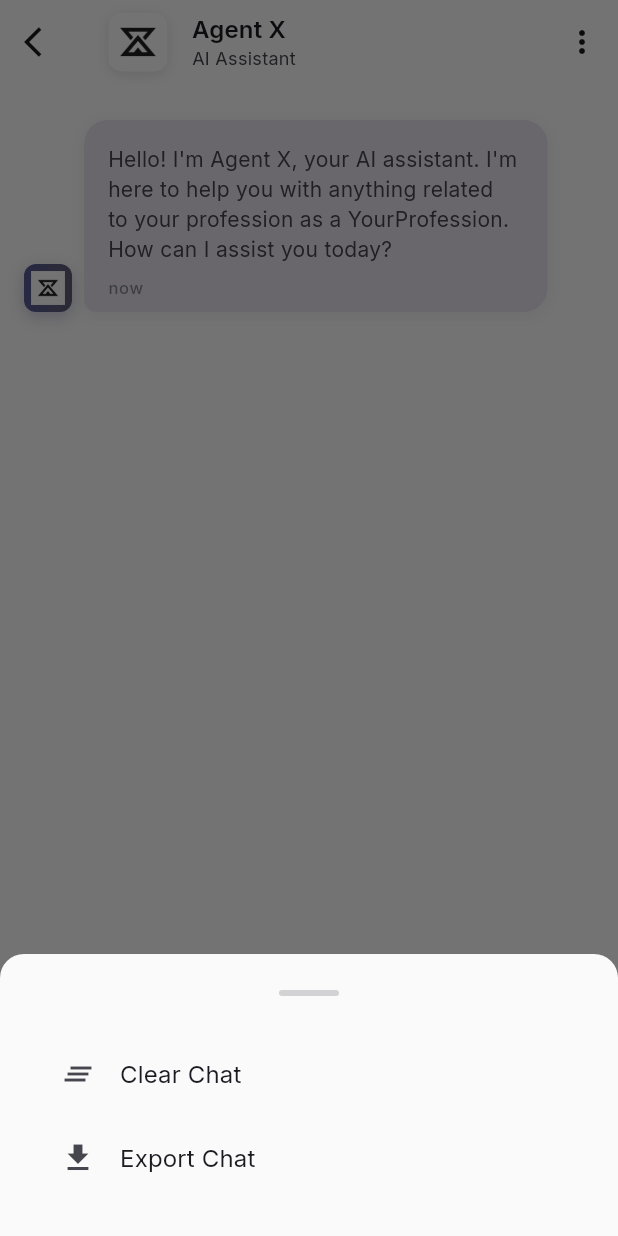
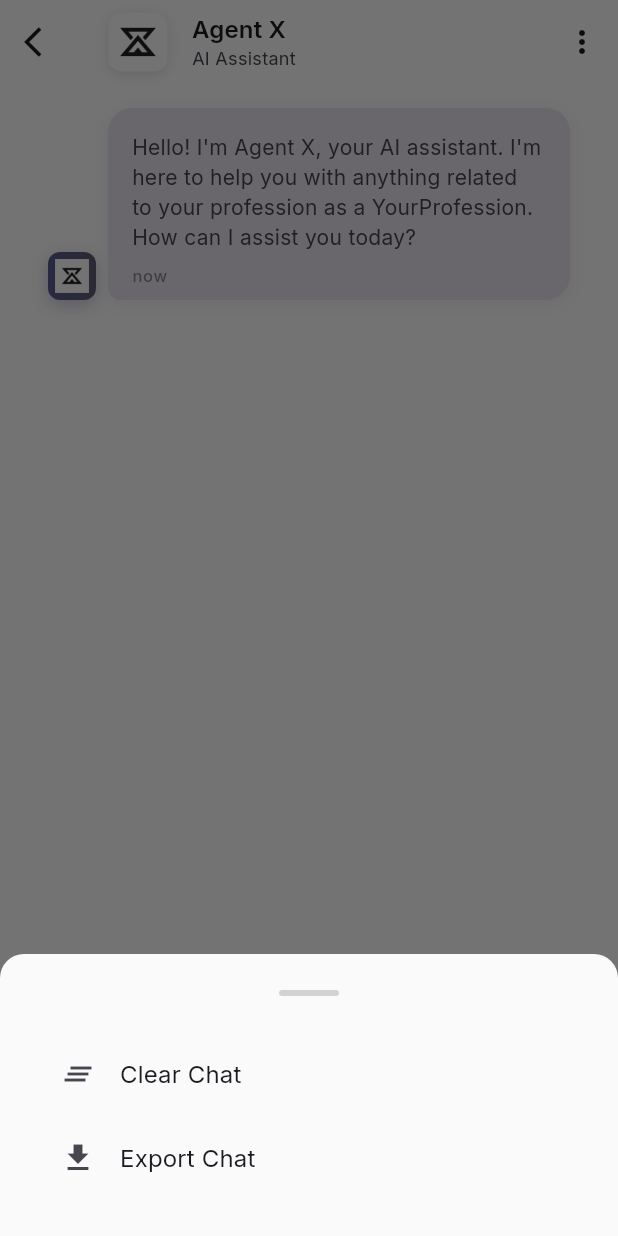
Before and after one commit to IDKSAM27/Agent-X, a Flutter app: the ChatScreen screen opened directly, after a tap on the "more vert" icon, on a phone screen of 412 x 824 dp. Run offline on Flutter 3.47's test engine with Material 3 defaults, Android fonts, the phone set to English and light mode, and no system bars; drawn by our look-alikes of flutter_animate; our stand-ins replace cloud_firestore, dio, equatable, firebase_auth, firebase_core, flutter_dotenv and 3 more; accounts and stored records are empty; network calls fail.

```diff
--- a/lib/core/constants/app_constants.dart
+++ b/lib/core/constants/app_constants.dart
@@ -7,9 +7,10 @@ class AppConstants {
   static const String appDescription = 'Your intelligent personal assistant';
 
   // Animation Durations
-  static const Duration fastAnimation = Duration(milliseconds: 200);
-  static const Duration normalAnimation = Duration(milliseconds: 300);
-  static const Duration slowAnimation = Duration(milliseconds: 500);
+  static const Duration fastAnimation = Duration(milliseconds: 150);
+  static const Duration normalAnimation = Duration(milliseconds: 250);
+  static const Duration slowAnimation = Duration(milliseconds: 350);
+  static const Duration keyboardAnimation = Duration(milliseconds: 200);
 
   // Spacing
   static const double spacingXS = 4.0;
--- a/lib/screens/chat_screen.dart
+++ b/lib/screens/chat_screen.dart
@@ -1,6 +1,5 @@
 import 'package:flutter/material.dart';
 import 'package:flutter/services.dart';
-import '../services/chat_service.dart';
 import '../widgets/enhanced_chat_bubble.dart';
 import '../models/chat_message.dart';
 import '../core/constants/app_constants.dart';
@@ -87,15 +86,68 @@ class _ChatScreenState extends State<ChatScreen>
 
   @override
   Widget build(BuildContext context) {
+    final keyboardHeight = MediaQuery.of(context).viewInsets.bottom;
+    final isKeyboardVisible = keyboardHeight > 0;
+
     return Scaffold(
       backgroundColor: Theme.of(context).colorScheme.surface,
+      resizeToAvoidBottomInset: true,
       appBar: _buildAppBar(),
       body: Column(
         children: [
+          // Messages List
           Expanded(
-            child: _buildMessagesList(),
+            child: RepaintBoundary(
+              child: ListView.builder(
+                controller: _scrollController,
+                physics: const BouncingScrollPhysics(),
+                padding: const EdgeInsets.symmetric(
+                  horizontal: AppConstants.spacingM,
+                  vertical: AppConstants.spacingS,
                 ),
-          _buildInputSection(),
+                itemCount: _messages.length,
+                itemBuilder: (context, index) {
+                  final message = _messages[index];
+                  final showAvatar = index == _messages.length - 1 ||
+                      _messages[index + 1].type != message.type;
+
+                  return EnhancedChatBubble(
+                    message: message,
+                    showAvatar: showAvatar,
+                    onRetry: message.status == MessageStatus.failed
+                        ? () => _retryMessage(message)
+                        : null,
+                  );
+                },
+              ),
+            ),
+          ),
+
+          // Input Section - Optimized for Performance
+          RepaintBoundary(
+            child: AnimatedContainer(
+              duration: const Duration(milliseconds: 200),
+              curve: Curves.easeInOut,
+              decoration: BoxDecoration(
+                color: Theme.of(context).colorScheme.surface,
+                boxShadow: [
+                  BoxShadow(
+                    color: Colors.black.withOpacity(0.05),
+                    blurRadius: 10,
+                    offset: const Offset(0, -2),
+                  ),
+                ],
+              ),
+              padding: EdgeInsets.fromLTRB(
+                AppConstants.spacingM,
+                AppConstants.spacingM,
+                AppConstants.spacingM,
+                // AppConstants.spacingM + keyboardHeight, // Direct keyboard handling
+                AppConstants.spacingM,
+              ),
+              child: _buildInputSection(isKeyboardVisible),
+            ),
+          ),
         ],
       ),
     );
@@ -174,33 +226,13 @@ class _ChatScreenState extends State<ChatScreen>
     );
   }
 
-  Widget _buildInputSection() {
-    return AnimatedBuilder(
-      animation: _inputController,
-      builder: (context, child) {
-        return Container(
-          decoration: BoxDecoration(
-            color: Theme.of(context).colorScheme.surface,
-            boxShadow: [
-              BoxShadow(
-                color: Colors.black.withOpacity(0.05),
-                blurRadius: 10,
-                offset: const Offset(0, -2),
-              ),
-            ],
-          ),
-          padding: EdgeInsets.fromLTRB(
-            AppConstants.spacingM,
-            AppConstants.spacingM,
-            AppConstants.spacingM,
-            AppConstants.spacingM,
-          ),
-          child: Row(
+  Widget _buildInputSection(bool isKeyboardVisible) {
+    return Row(
       crossAxisAlignment: CrossAxisAlignment.end,
       children: [
         Expanded(
           child: AnimatedContainer(
-                  duration: const Duration(milliseconds: 200), // Faster transition
+            duration: const Duration(milliseconds: 150), // Faster for older devices
             constraints: const BoxConstraints(maxHeight: 120),
             decoration: BoxDecoration(
               color: Theme.of(context).colorScheme.surfaceContainerHighest,
@@ -210,13 +242,17 @@ class _ChatScreenState extends State<ChatScreen>
               controller: _controller,
               focusNode: _focusNode,
               maxLines: null,
+              keyboardType: TextInputType.multiline,
               textCapitalization: TextCapitalization.sentences,
-                    decoration: const InputDecoration(
+              decoration: InputDecoration(
                 hintText: 'Ask me anything...',
                 border: InputBorder.none,
-                      contentPadding: EdgeInsets.symmetric(
+                contentPadding: const EdgeInsets.symmetric(
                   horizontal: 20,
                   vertical: 16,
+                ),
+                hintStyle: TextStyle(
+                  color: Theme.of(context).colorScheme.onSurfaceVariant.withOpacity(0.6),
                 ),
               ),
               style: Theme.of(context).textTheme.bodyMedium,
@@ -225,56 +261,49 @@ class _ChatScreenState extends State<ChatScreen>
             ),
           ),
         ),
+
         const SizedBox(width: AppConstants.spacingS),
+
         _buildSendButton(),
       ],
-          ),
-        );
-      },
     );
   }
 
+  Widget _buildSendButton() {
+    final bool canSend = _controller.text.trim().isNotEmpty && !_isTyping;
 
-  Widget _buildSendButton() {
-    return AnimatedBuilder(
-      animation: _sendButtonController,
-      builder: (context, child) {
-        return Transform.scale(
-          scale: 0.8 + (0.2 * _sendButtonController.value),
-          child: Container(
+    return AnimatedContainer(
+      duration: const Duration(milliseconds: 200),
       width: 48,
       height: 48,
       decoration: BoxDecoration(
-              gradient: _isTextEmpty || _isTyping
-                  ? null
-                  : LinearGradient(
+        gradient: canSend
+            ? LinearGradient(
           colors: [
             Theme.of(context).colorScheme.primary,
             Theme.of(context).colorScheme.secondary,
           ],
-              ),
-              color: _isTextEmpty || _isTyping
-                  ? Theme.of(context).colorScheme.outline.withOpacity(0.3)
+        )
             : null,
+        color: canSend
+            ? null
+            : Theme.of(context).colorScheme.outline.withOpacity(0.3),
         borderRadius: BorderRadius.circular(24),
       ),
       child: Material(
         color: Colors.transparent,
         child: InkWell(
           borderRadius: BorderRadius.circular(24),
-                onTap: _isTextEmpty || _isTyping ? null : _sendMessage,
+          onTap: canSend ? _sendMessage : null,
           child: Icon(
             Icons.send_rounded,
-                  color: _isTextEmpty || _isTyping
-                      ? Theme.of(context).colorScheme.onSurfaceVariant.withOpacity(0.5)
-                      : Colors.white,
+            color: canSend
+                ? Colors.white
+                : Theme.of(context).colorScheme.onSurfaceVariant.withOpacity(0.5),
             size: 20,
           ),
         ),
       ),
-          ),
-        );
-      },
     );
   }
 
--- a/pubspec.yaml
+++ b/pubspec.yaml
@@ -30,7 +30,7 @@ dependencies:
   google_fonts: ^6.1.0
   cached_network_image: ^3.3.0
   shimmer: ^3.0.0
-  flutter_animate: ^4.2.0
+  flutter_animate: ^4.2.0+1
   dio: ^5.3.2
   flutter_riverpod: ^2.4.9 # I may remove this, I already use Bloc for animation
   json_annotation: ^4.8.1
@@ -54,4 +54,4 @@ flutter:
 flutter_icons:
   android: true
   ios: true
-  image_path: "assets/icons/app_icon.png"
+  image_path: "assets/icons/*"
```
Also changed, not shown: 2 other files. Lines whose indentation alone changed are shown as unchanged.
